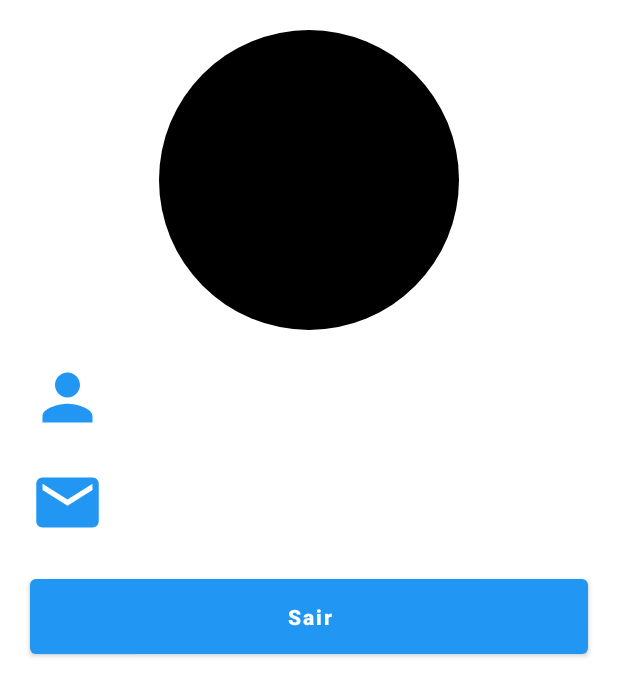
After one commit to PiterCapistrano/Loja-Virtual-Client, an Android app: the layout dialog_perfil.xml on its own in the app's theme, with its tools: preview values and no code run, on a phone screen of 412 x 824 dp. The commit adds this screen. Shown: the top 696 px of the screen. Run offline under Robolectric (Android 15) with nearby library versions, the phone set to English and light mode, and no system bars.

Commit message:
Criando Dialog de Perfil

```diff
--- /dev/null
+++ b/app/src/main/res/drawable/circulo_imagem.xml
@@ -0,0 +1,5 @@
+<?xml version="1.0" encoding="utf-8"?>
+<shape xmlns:android="http://schemas.android.com/apk/res/android" android:shape="oval">
+    <solid android:color="@color/black"/>
+
+</shape>
--- /dev/null
+++ b/app/src/main/res/drawable/ic_email.xml
@@ -0,0 +1,5 @@
+<vector xmlns:android="http://schemas.android.com/apk/res/android" android:height="24dp" android:tint="@color/blue" android:viewportHeight="24" android:viewportWidth="24" android:width="24dp">
+
+    <path android:fillColor="@android:color/white" android:pathData="M20,4L4,4c-1.1,0 -1.99,0.9 -1.99,2L2,18c0,1.1 0.9,2 2,2h16c1.1,0 2,-0.9 2,-2L22,6c0,-1.1 -0.9,-2 -2,-2zM20,8l-8,5 -8,-5L4,6l8,5 8,-5v2z"/>
+
+</vector>
--- /dev/null
+++ b/app/src/main/res/drawable/ic_logout.xml
@@ -0,0 +1,5 @@
+<vector xmlns:android="http://schemas.android.com/apk/res/android" android:autoMirrored="true" android:height="24dp" android:tint="@color/blue" android:viewportHeight="24" android:viewportWidth="24" android:width="24dp">
+
+    <path android:fillColor="@android:color/white" android:pathData="M17,7l-1.41,1.41L18.17,11H8v2h10.17l-2.58,2.58L17,17l5,-5zM4,5h8V3H4c-1.1,0 -2,0.9 -2,2v14c0,1.1 0.9,2 2,2h8v-2H4V5z"/>
+
+</vector>
--- /dev/null
+++ b/app/src/main/res/drawable/ic_menu_lateral.xml
@@ -0,0 +1,5 @@
+<vector xmlns:android="http://schemas.android.com/apk/res/android" android:height="24dp" android:tint="#FFFFFF" android:viewportHeight="24" android:viewportWidth="24" android:width="24dp">
+
+    <path android:fillColor="@android:color/white" android:pathData="M4,15h16v-2L4,13v2zM4,19h16v-2L4,17v2zM4,11h16L20,9L4,9v2zM4,5v2h16L20,5L4,5z"/>
+
+</vector>
--- /dev/null
+++ b/app/src/main/res/drawable/ic_nome_usuario.xml
@@ -0,0 +1,5 @@
+<vector xmlns:android="http://schemas.android.com/apk/res/android" android:height="24dp" android:tint="@color/blue" android:viewportHeight="24" android:viewportWidth="24" android:width="24dp">
+
+    <path android:fillColor="@android:color/white" android:pathData="M12,12c2.21,0 4,-1.79 4,-4s-1.79,-4 -4,-4 -4,1.79 -4,4 1.79,4 4,4zM12,14c-2.67,0 -8,1.34 -8,4v2h16v-2c0,-2.66 -5.33,-4 -8,-4z"/>
+
+</vector>
--- /dev/null
+++ b/app/src/main/res/drawable/ic_perfil.xml
@@ -0,0 +1,5 @@
+<vector xmlns:android="http://schemas.android.com/apk/res/android" android:height="24dp" android:tint="@color/blue" android:viewportHeight="24" android:viewportWidth="24" android:width="24dp">
+
+    <path android:fillColor="@android:color/white" android:pathData="M12,2c-4.97,0 -9,4.03 -9,9 0,4.17 2.84,7.67 6.69,8.69L12,22l2.31,-2.31C18.16,18.67 21,15.17 21,11c0,-4.97 -4.03,-9 -9,-9zM12,4c1.66,0 3,1.34 3,3s-1.34,3 -3,3 -3,-1.34 -3,-3 1.34,-3 3,-3zM12,18.3c-2.5,0 -4.71,-1.28 -6,-3.22 0.03,-1.99 4,-3.08 6,-3.08 1.99,0 5.97,1.09 6,3.08 -1.29,1.94 -3.5,3.22 -6,3.22z"/>
+
+</vector>
--- /dev/null
+++ b/app/src/main/res/layout/dialog_perfil.xml
@@ -0,0 +1,85 @@
+<?xml version="1.0" encoding="utf-8"?>
+<androidx.constraintlayout.widget.ConstraintLayout xmlns:android="http://schemas.android.com/apk/res/android"
+    android:layout_width="match_parent"
+    android:layout_height="wrap_content"
+    xmlns:app="http://schemas.android.com/apk/res-auto">
+
+    <ImageView
+        android:id="@+id/img_perfil"
+        android:layout_width="200dp"
+        android:layout_height="200dp"
+        android:src="@drawable/circulo_imagem"
+        android:layout_gravity="center"
+        android:layout_marginTop="20dp"
+        app:layout_constraintTop_toTopOf="parent"
+        app:layout_constraintStart_toStartOf="parent"
+        app:layout_constraintEnd_toEndOf="parent"
+        />
+
+    <ImageView
+        android:id="@+id/ic_nome"
+        android:layout_width="50dp"
+        android:layout_height="50dp"
+        android:src="@drawable/ic_nome_usuario"
+        android:layout_marginTop="20dp"
+        android:layout_marginStart="20dp"
+        app:layout_constraintTop_toBottomOf="@+id/img_perfil"
+        app:layout_constraintStart_toStartOf="parent"
+        />
+
+    <TextView
+        android:id="@+id/txtNome"
+        android:layout_width="wrap_content"
+        android:layout_height="wrap_content"
+        android:text=""
+        android:textStyle="bold"
+        android:textSize="18sp"
+        android:textColor="@color/black"
+        app:layout_constraintTop_toBottomOf="@+id/img_perfil"
+        app:layout_constraintStart_toEndOf="@+id/ic_nome"
+        android:layout_marginTop="35dp"
+        android:layout_marginStart="10dp"
+        />
+
+    <ImageView
+        android:id="@+id/ic_email"
+        android:layout_width="50dp"
+        android:layout_height="50dp"
+        android:src="@drawable/ic_email"
+        android:layout_marginTop="20dp"
+        android:layout_marginStart="20dp"
+        app:layout_constraintTop_toBottomOf="@+id/ic_nome"
+        app:layout_constraintStart_toStartOf="parent"
+        />
+
+    <TextView
+        android:id="@+id/txtEmail"
+        android:layout_width="wrap_content"
+        android:layout_height="wrap_content"
+        android:text=""
+        android:textStyle="bold"
+        android:textSize="18sp"
+        android:textColor="@color/black"
+        app:layout_constraintTop_toBottomOf="@+id/txtNome"
+        app:layout_constraintStart_toEndOf="@+id/ic_email"
+        android:layout_marginTop="40dp"
+        android:layout_marginStart="10dp"
+        />
+
+    <Button
+        android:id="@+id/btSair"
+        android:layout_width="match_parent"
+        android:layout_height="wrap_content"
+        android:text="@string/sair"
+        android:textStyle="bold"
+        android:textColor="@color/white"
+        android:textAllCaps="false"
+        android:padding="15dp"
+        app:layout_constraintTop_toBottomOf="@+id/ic_email"
+        app:layout_constraintStart_toStartOf="parent"
+        app:layout_constraintEnd_toEndOf="parent"
+        android:layout_margin="20dp"
+        />
+
+
+</androidx.constraintlayout.widget.ConstraintLayout>
--- a/app/src/main/res/values/strings.xml
+++ b/app/src/main/res/values/strings.xml
@@ -10,5 +10,8 @@
     <string name="cadastrar">Cadastrar</string>
     <string name="google_server_client_id" translatable="false">884039011964-ophdlnt5vtnqon3mb3a25khb2ddd7qbl.apps.googleusercontent.com</string>
     <string name="txt_dialog_carregando">Carregando...</string>
+    <string name="perfil">Perfil</string>
+    <string name="pedidos">Pedidos</string>
+    <string name="sair">Sair</string>
 
 </resources>
```
Also changed, not shown: app/src/main/java/com/pitercapistrano/applojavirtualclient/activities/FormLogin/FormLogin.kt (+8 -2 lines), app/src/main/java/com/pitercapistrano/applojavirtualclient/activities/Home/Home.kt (+36 -0 lines), app/src/main/java/com/pitercapistrano/applojavirtualclient/dialog/DialogPerfil.kt (added, +42 -0 lines), app/src/main/java/com/pitercapistrano/applojavirtualclient/model/DB.kt (+15 -0 lines), app/src/main/res/drawable/ic_pedidos.xml (added, +11 -0 lines), app/src/main/res/menu/menu_principal.xml (added, +32 -0 lines).
